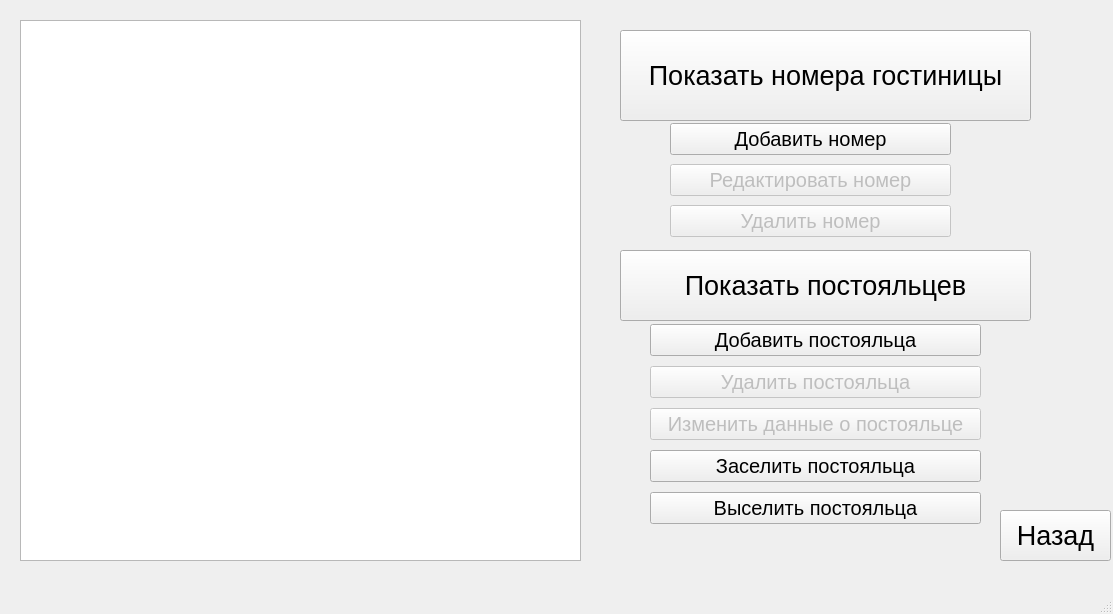
The window that Admin.ui (MinusOne-1/hotel-manager) describes before a commit, drawn with Qt 5.
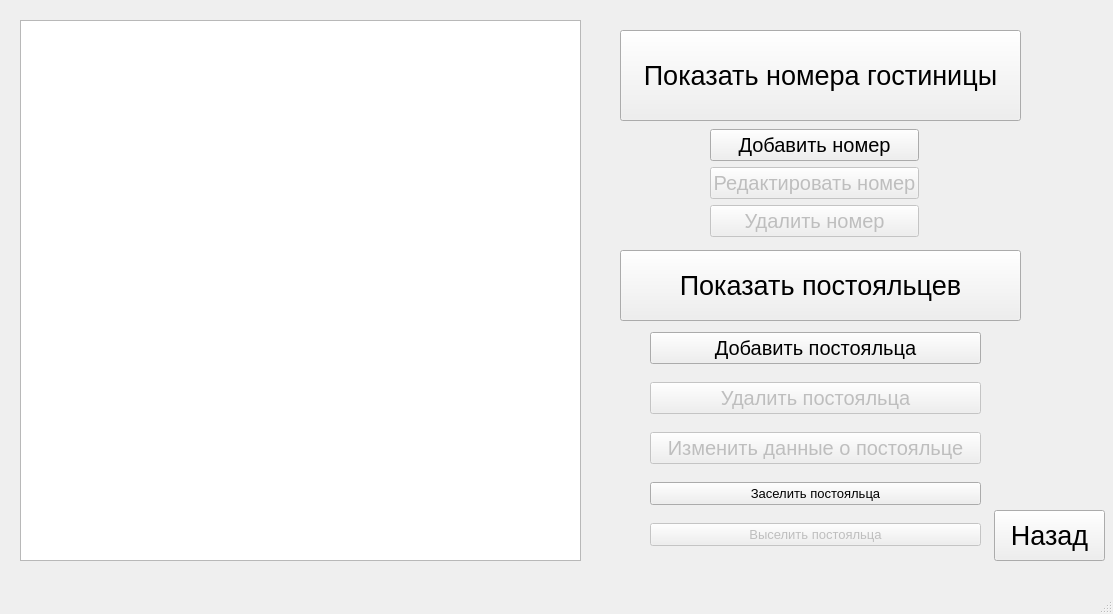
The same window after the commit.

```diff
--- a/Admin.ui
+++ b/Admin.ui
@@ -19,7 +19,7 @@
      <rect>
       <x>620</x>
       <y>30</y>
-      <width>411</width>
+      <width>401</width>
       <height>91</height>
      </rect>
     </property>
@@ -45,7 +45,7 @@
    <widget class="QPushButton" name="exit">
     <property name="geometry">
      <rect>
-      <x>1000</x>
+      <x>994</x>
       <y>510</y>
       <width>111</width>
       <height>51</height>
@@ -63,10 +63,10 @@
    <widget class="QWidget" name="verticalLayoutWidget">
     <property name="geometry">
      <rect>
-      <x>670</x>
-      <y>120</y>
-      <width>281</width>
-      <height>121</height>
+      <x>710</x>
+      <y>129</y>
+      <width>209</width>
+      <height>110</height>
      </rect>
     </property>
     <property name="font">
@@ -125,7 +125,7 @@
       <x>650</x>
       <y>320</y>
       <width>331</width>
-      <height>211</height>
+      <height>241</height>
      </rect>
     </property>
     <property name="font">
@@ -173,6 +173,14 @@
      </item>
      <item>
       <widget class="QPushButton" name="givehome">
+       <property name="enabled">
+        <bool>true</bool>
+       </property>
+       <property name="font">
+        <font>
+         <pointsize>10</pointsize>
+        </font>
+       </property>
        <property name="text">
         <string>Заселить постояльца</string>
        </property>
@@ -180,6 +188,14 @@
      </item>
      <item>
       <widget class="QPushButton" name="takehome">
+       <property name="enabled">
+        <bool>false</bool>
+       </property>
+       <property name="font">
+        <font>
+         <pointsize>10</pointsize>
+        </font>
+       </property>
        <property name="text">
         <string>Выселить постояльца</string>
        </property>
@@ -192,7 +208,7 @@
      <rect>
       <x>620</x>
       <y>250</y>
-      <width>411</width>
+      <width>401</width>
       <height>71</height>
      </rect>
     </property>
```
